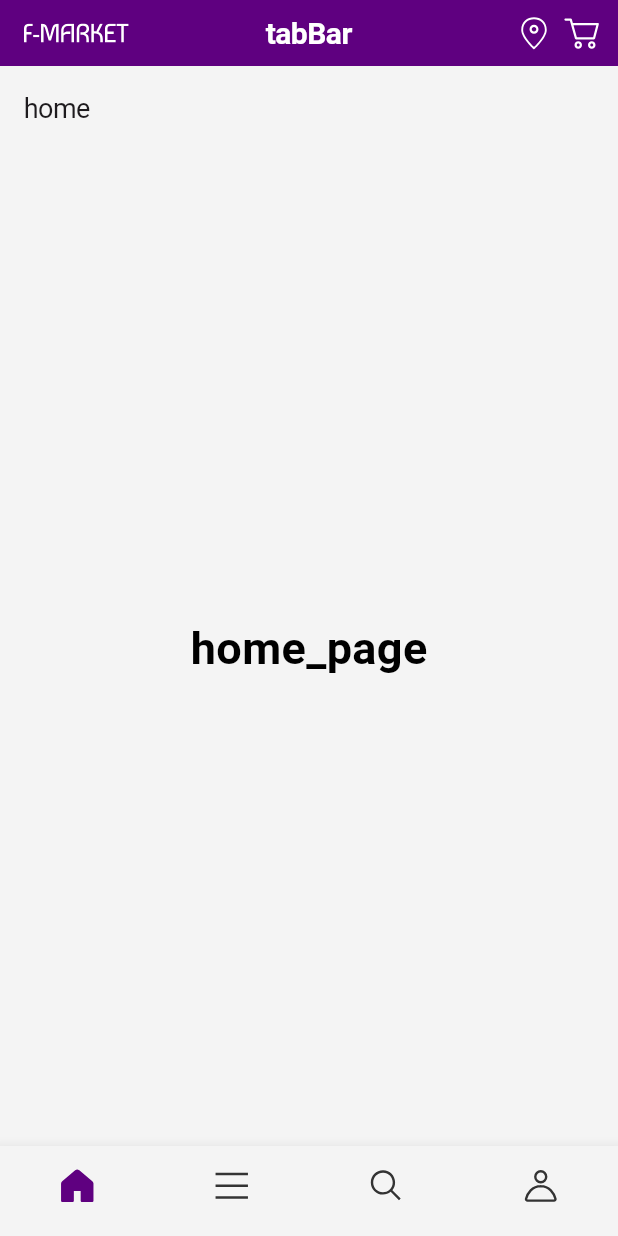
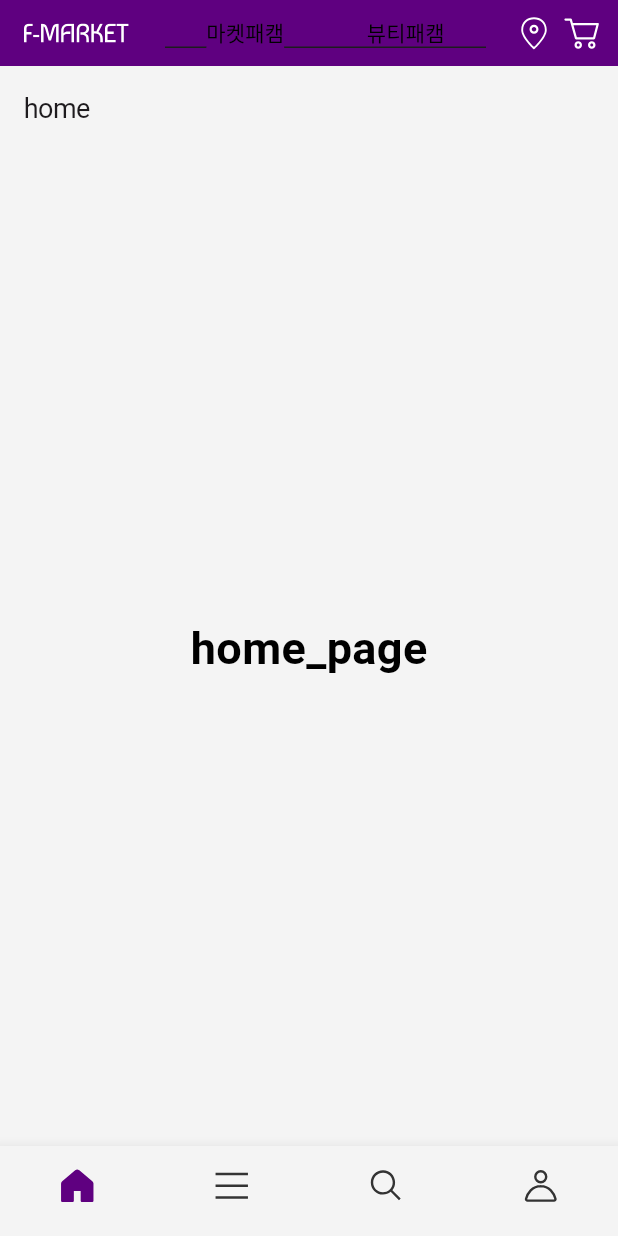
Before and after one commit to jmbaik/fc_ecommerce_app_v1, a Flutter app: the screen it shows after launch, on a phone screen of 412 x 824 dp. Run offline on Flutter 3.47's test engine with Material 3 defaults, Android fonts, the phone set to English and light mode, and no system bars; our stand-ins replace flutter_bloc, flutter_svg, go_router; Roboto replaces fonts that are missing (Pretendard).

Commit message:
malltype 따른 color 변경

```diff
--- a/lib/presentation/pages/main/component/top_app_bar/home_app_bar.dart
+++ b/lib/presentation/pages/main/component/top_app_bar/home_app_bar.dart
@@ -1,30 +1,49 @@
 import 'package:flutter/material.dart';
+import 'package:flutter_bloc/flutter_bloc.dart';
 import 'package:flutter_svg/flutter_svg.dart';
 
 import '../../../../../core/theme/constant/app_icons.dart';
+import '../../../../../core/theme/custom/custom_theme.dart';
+import '../../cubit/mall_typ_cubit.dart';
 
 class HomeAppBar extends StatelessWidget {
   const HomeAppBar({super.key});
 
   @override
   Widget build(BuildContext context) {
-    return Container(
-      color: Theme.of(context).colorScheme.primary,
+    return BlocBuilder<MallTypeCubit, MallType>(
+      builder: (_, state) {
+        return AnimatedContainer(
+          duration: Duration(milliseconds: 400),
+          color: (state.isMarket)
+              ? Theme.of(context).colorScheme.primary
+              : Theme.of(context).colorScheme.background,
           padding: EdgeInsets.symmetric(vertical: 6, horizontal: 8),
           child: AppBar(
             backgroundColor: Colors.transparent,
             leadingWidth: 86,
             leading: Padding(
               padding: const EdgeInsets.all(8.0),
-          child: SvgPicture.asset(AppIcons.mainLogo),
+              child: SvgPicture.asset(
+                AppIcons.mainLogo,
+                colorFilter: ColorFilter.mode(
+                    state.isMarket
+                        ? Theme.of(context).colorScheme.onPrimary
+                        : Theme.of(context).colorScheme.primary,
+                    BlendMode.srcIn),
+              ),
             ),
             centerTitle: true,
-        title: Text(
-          'tabBar',
-          style: TextStyle(
-            fontWeight: FontWeight.bold,
-            fontSize: 20,
-            color: Colors.white,
+            title: DefaultTabController(
+              initialIndex: state.index,
+              length: MallType.values.length,
+              child: TabBar(
+                onTap: (index) =>
+                    context.read<MallTypeCubit>().changeIndex(index),
+                labelColor: Colors.black,
+                unselectedLabelColor: Colors.black,
+                tabs: List.generate(MallType.values.length,
+                    (index) => Text(MallType.values[index].toName)),
               ),
             ),
             actions: [
@@ -33,7 +52,10 @@ class HomeAppBar extends StatelessWidget {
                 child: SvgPicture.asset(
                   AppIcons.location,
                   colorFilter: ColorFilter.mode(
-                  Theme.of(context).colorScheme.background, BlendMode.srcIn),
+                      state.isMarket
+                          ? Theme.of(context).colorScheme.background
+                          : Theme.of(context).colorScheme.contentPrimary,
+                      BlendMode.srcIn),
                 ),
               ),
               Padding(
@@ -41,11 +63,16 @@ class HomeAppBar extends StatelessWidget {
                 child: SvgPicture.asset(
                   AppIcons.cart,
                   colorFilter: ColorFilter.mode(
-                  Theme.of(context).colorScheme.background, BlendMode.srcIn),
+                      state.isMarket
+                          ? Theme.of(context).colorScheme.background
+                          : Theme.of(context).colorScheme.contentPrimary,
+                      BlendMode.srcIn),
                 ),
               )
             ],
           ),
         );
+      },
+    );
   }
 }
--- /dev/null
+++ b/lib/presentation/pages/main/cubit/mall_typ_cubit.dart
@@ -0,0 +1,22 @@
+import 'package:flutter_bloc/flutter_bloc.dart';
+
+enum MallType { market, beauty }
+
+class MallTypeCubit extends Cubit<MallType> {
+  MallTypeCubit() : super(MallType.market);
+  void changeIndex(int index) => emit(MallType.values[index]);
+}
+
+extension MallTypeX on MallType {
+  String get toName {
+    switch (this) {
+      case MallType.market:
+        return '마켓패캠';
+      case MallType.beauty:
+        return '뷰티패캠';
+    }
+  }
+
+  bool get isMarket => this == MallType.market;
+  bool get isBeauty => this == MallType.beauty;
+}
--- a/lib/presentation/pages/main/main_screen.dart
+++ b/lib/presentation/pages/main/main_screen.dart
@@ -8,14 +8,18 @@ import '../search/search_page.dart';
 import '../user/user_page.dart';
 import 'component/top_app_bar/top_app_bar.dart';
 import 'cubit/bottom_nav_cubit.dart';
+import 'cubit/mall_typ_cubit.dart';
 
 class MainScreen extends StatelessWidget {
   const MainScreen({super.key});
 
   @override
   Widget build(BuildContext context) {
-    return BlocProvider(
-      create: (_) => BottomNavCubit(),
+    return MultiBlocProvider(
+      providers: [
+        BlocProvider(create: (_) => BottomNavCubit()),
+        BlocProvider(create: (_) => MallTypeCubit()),
+      ],
       child: const MainScreenView(),
     );
   }
```
Also changed, not shown: lib/presentation/pages/main/component/top_app_bar/default_app_bar.dart (+14 -5 lines). Lines whose indentation alone changed are shown as unchanged.
